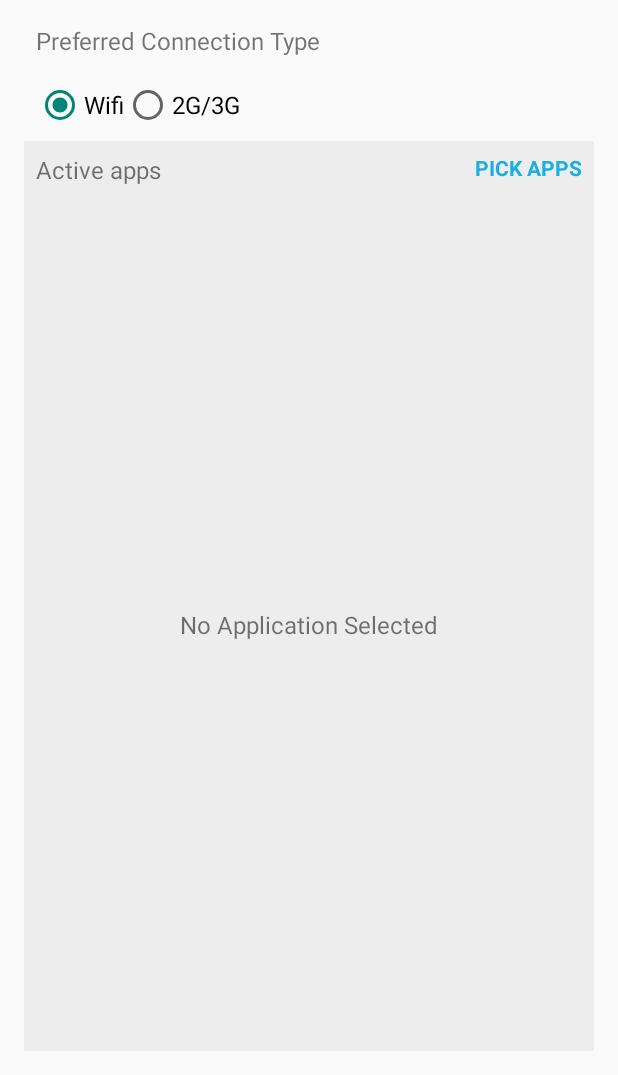
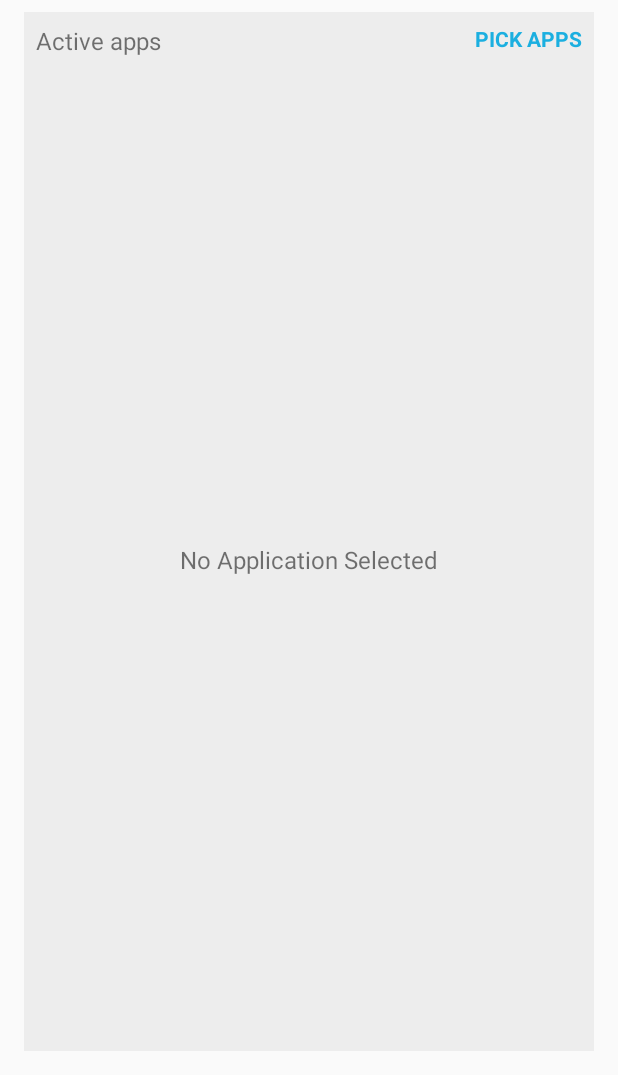
Before and after one commit to vijayakumar52/Automatic-Data-Enabler, an Android app: the screen it shows after launch (MainActivity), on a phone screen of 412 x 824 dp, the part 161-1236 px from its top. Run offline under Robolectric (Android 15) with nearby library versions, the phone set to English and light mode, and no system bars; libraries missing offline, so code that uses them is left out: com.afollestad.materialdialogs, com.vijay.androidutils; 3 statements that could not run were skipped.

Commit message:
Mobile data support removed

```diff
--- a/app/src/main/res/layout/activity_main.xml
+++ b/app/src/main/res/layout/activity_main.xml
@@ -24,39 +24,6 @@
             android:gravity="end" />
 
     </LinearLayout>
-
-    <TextView
-        android:id="@+id/tvPreferredConType"
-        android:layout_width="wrap_content"
-        android:layout_height="wrap_content"
-        android:padding="8dp"
-        android:text="@string/ui_preferred_con_type"
-        android:textSize="16sp" />
-
-    <RadioGroup
-        android:id="@+id/conRadioGrp"
-        android:layout_width="wrap_content"
-        android:layout_height="wrap_content"
-        android:orientation="horizontal"
-        android:padding="8dp">
-
-        <RadioButton
-            android:id="@+id/radioWifi"
-            android:layout_width="wrap_content"
-            android:layout_height="wrap_content"
-            android:checked="true"
-            android:text="@string/ui_wifi"
-            android:textSize="16sp" />
-
-        <RadioButton
-            android:id="@+id/radio2G"
-            android:layout_width="wrap_content"
-            android:layout_height="wrap_content"
-            android:text="@string/ui_2g"
-            android:textSize="16sp" />
-
-    </RadioGroup>
-
 
     <RelativeLayout
         android:layout_width="match_parent"
```
Also changed, not shown: app/src/main/java/com/adsonik/autodataenabler/AlarmReceiver.kt (+1 -80 lines), app/src/main/java/com/adsonik/autodataenabler/MainActivity.kt (+0 -24 lines).
